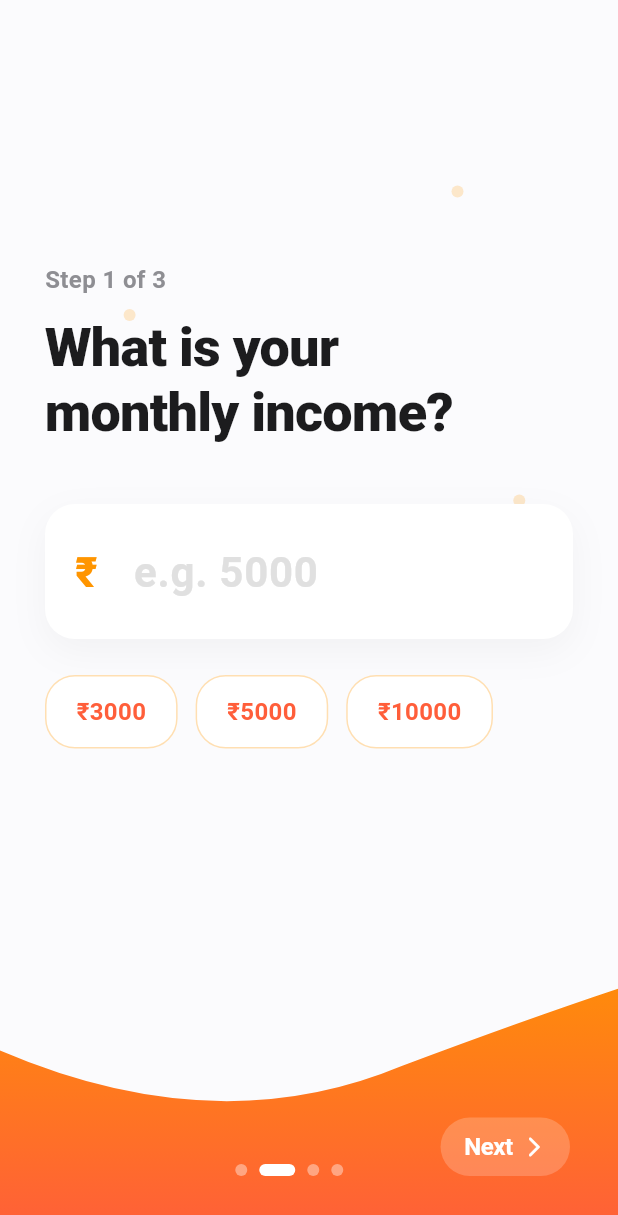
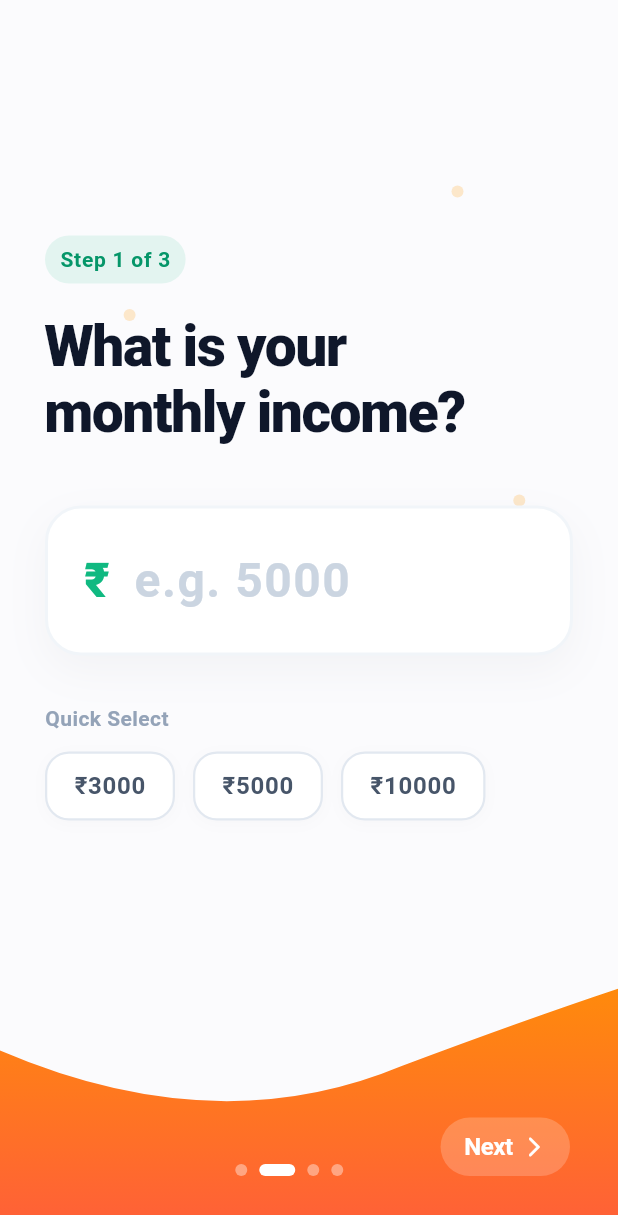
Before and after one commit to Madhab-Shit/hackthon__2026, a Flutter app: the screen it shows after launch, after a tap on "Start", on a phone screen of 412 x 824 dp. Shown: the top 1215 px of the screen. Run offline on Flutter 3.47's test engine with Material 3 defaults, Android fonts, the phone set to English and light mode, and no system bars; our stand-ins replace firebase_core; accounts and stored records are empty.

Commit message:
complete onbording screen

```diff
--- a/lib/screen/onbording_screen.dart
+++ b/lib/screen/onbording_screen.dart
@@ -1,6 +1,5 @@
 import 'package:flutter/material.dart';
 import 'package:flutter/cupertino.dart';
-
 
 // ------------------------------------------------------------------
 // 1. MAIN ONBOARDING CONTROLLER
@@ -179,7 +178,7 @@ class BaseWaveScreen extends StatelessWidget {
                             vertical: 8,
                           ),
                           decoration: BoxDecoration(
-                            color: Colors.white.withOpacity(0.2),
+                            color: Colors.white.withValues(alpha: 0.2),
                             borderRadius: BorderRadius.circular(20),
                           ),
                           child: Row(
@@ -219,7 +218,7 @@ class BaseWaveScreen extends StatelessWidget {
       width: 8,
       height: 8,
       decoration: BoxDecoration(
-        color: const Color(0xFFFF9500).withOpacity(0.2),
+        color: const Color(0xFFFF9500).withValues(alpha: 0.2),
         shape: BoxShape.circle,
       ),
     );
@@ -231,7 +230,7 @@ class BaseWaveScreen extends StatelessWidget {
       height: 8,
       width: isActive ? 24 : 8,
       decoration: BoxDecoration(
-        color: isActive ? Colors.white : Colors.white.withOpacity(0.4),
+        color: isActive ? Colors.white : Colors.white.withValues(alpha: 0.4),
         borderRadius: BorderRadius.circular(4),
       ),
     );
@@ -303,7 +302,7 @@ class WelcomeScreen extends StatelessWidget {
                     color: Colors.white,
                     boxShadow: [
                       BoxShadow(
-                        color: const Color(0xFFFF9500).withOpacity(0.15),
+                        color: const Color(0xFFFF9500).withValues(alpha: 0.15),
                         blurRadius: 50,
                         spreadRadius: 10,
                         offset: const Offset(0, 10),
@@ -323,7 +322,9 @@ class WelcomeScreen extends StatelessWidget {
                         ),
                         boxShadow: [
                           BoxShadow(
-                            color: const Color(0xFFFF5E3A).withOpacity(0.4),
+                            color: const Color(
+                              0xFFFF5E3A,
+                            ).withValues(alpha: 0.4),
                             blurRadius: 20,
                             offset: const Offset(0, 8),
                           ),
@@ -391,7 +392,7 @@ class WelcomeScreen extends StatelessWidget {
         borderRadius: BorderRadius.circular(18),
         boxShadow: [
           BoxShadow(
-            color: Colors.black.withOpacity(0.04),
+            color: Colors.black.withValues(alpha: 0.04),
             blurRadius: 20,
             spreadRadius: 2,
             offset: const Offset(0, 8),
@@ -404,7 +405,7 @@ class WelcomeScreen extends StatelessWidget {
 }
 
 // ------------------------------------------------------------------
-// 3. INCOME SCREEN
+// 3. INCOME SCREEN (PREMIUM UI UPDATE)
 // ------------------------------------------------------------------
 class IncomeScreen extends StatefulWidget {
   final Function(double) onNext;
@@ -418,6 +419,21 @@ class _IncomeScreenState extends State<IncomeScreen> {
   final TextEditingController _controller = TextEditingController();
 
   @override
+  void initState() {
+    super.initState();
+    // টেক্সট ফিল্ডে ম্যানুয়ালি কিছু লিখলেও যেন চিপসগুলোর সিলেকশন আপডেট হয়
+    _controller.addListener(() {
+      setState(() {});
+    });
+  }
+
+  @override
+  void dispose() {
+    _controller.dispose();
+    super.dispose();
+  }
+
+  @override
   Widget build(BuildContext context) {
     return BaseWaveScreen(
       pageIndex: 1,
@@ -426,67 +442,183 @@ class _IncomeScreenState extends State<IncomeScreen> {
         crossAxisAlignment: CrossAxisAlignment.start,
         mainAxisAlignment: MainAxisAlignment.center,
         children: [
-          const Text(
+          // Step Indicator
+          Container(
+            padding: const EdgeInsets.symmetric(horizontal: 10, vertical: 6),
+            decoration: BoxDecoration(
+              color: const Color(0xFF10B981).withOpacity(0.1),
+              borderRadius: BorderRadius.circular(20),
+            ),
+            child: const Text(
               "Step 1 of 3",
               style: TextStyle(
-              color: Color(0xFF8E8E93),
-              fontWeight: FontWeight.w600,
-              fontSize: 16,
+                color: Color(0xFF059669),
+                fontWeight: FontWeight.w700,
+                fontSize: 14,
+                letterSpacing: 0.5,
               ),
             ),
-          const SizedBox(height: 12),
+          ),
+          const SizedBox(height: 20),
+
+          // Main Headline
           const Text(
             "What is your\nmonthly income?",
             style: TextStyle(
-              fontSize: 36,
-              fontWeight: FontWeight.w800,
-              letterSpacing: -0.5,
-              height: 1.2,
-              color: Color(0xFF1C1C1E),
+              fontSize: 38,
+              fontWeight: FontWeight.w900,
+              letterSpacing: -1.0,
+              height: 1.15,
+              color: Color(0xFF0F172A), // Premium Dark Slate
             ),
           ),
           const SizedBox(height: 40),
 
+          // Premium Input Field
           _buildInputField(_controller, "e.g. 5000"),
-          const SizedBox(height: 24),
+          const SizedBox(height: 32),
 
+          // Animated Suggestion Chips
+          const Text(
+            "Quick Select",
+            style: TextStyle(
+              fontSize: 14,
+              fontWeight: FontWeight.w600,
+              color: Color(0xFF94A3B8), // Muted Slate
+              letterSpacing: 0.3,
+            ),
+          ),
+          const SizedBox(height: 12),
           Wrap(
             spacing: 12,
             runSpacing: 12,
-            children: ['3000', '5000', '10000']
-                .map(
-                  (val) => GestureDetector(
-                    onTap: () => setState(() => _controller.text = val),
-                    child: Container(
+            children: ['3000', '5000', '10000'].map((val) {
+              bool isSelected = _controller.text == val;
+
+              return GestureDetector(
+                onTap: () {
+                  // Haptic feedback could be added here
+                  _controller.text = val;
+                  // Move cursor to the end
+                  _controller.selection = TextSelection.fromPosition(
+                    TextPosition(offset: _controller.text.length),
+                  );
+                },
+                child: AnimatedContainer(
+                  duration: const Duration(milliseconds: 250),
+                  curve: Curves.easeOutCubic,
                   padding: const EdgeInsets.symmetric(
-                        horizontal: 20,
-                        vertical: 12,
+                    horizontal: 18,
+                    vertical: 10,
                   ),
                   decoration: BoxDecoration(
-                        color: Colors.white,
-                        borderRadius: BorderRadius.circular(20),
+                    color: isSelected ? const Color(0xFF059669) : Colors.white,
+                    borderRadius: BorderRadius.circular(16),
                     border: Border.all(
-                          color: const Color(0xFFFF9500).withOpacity(0.3),
+                      color: isSelected
+                          ? Colors.transparent
+                          : const Color(0xFFE2E8F0), // Very subtle grey border
+                      width: 1.5,
                     ),
+                    boxShadow: isSelected
+                        ? [
+                            BoxShadow(
+                              color: const Color(0xFF059669).withOpacity(0.3),
+                              blurRadius: 15,
+                              offset: const Offset(0, 6),
+                            ),
+                          ]
+                        : [
+                            BoxShadow(
+                              color: Colors.black.withOpacity(0.02),
+                              blurRadius: 8,
+                              offset: const Offset(0, 2),
+                            ),
+                          ],
                   ),
                   child: Text(
                     "₹$val",
-                        style: const TextStyle(
-                          color: Color(0xFFFF5E3A),
-                          fontWeight: FontWeight.w700,
+                    style: TextStyle(
+                      color: isSelected
+                          ? Colors.white
+                          : const Color(0xFF475569),
+                      fontWeight: isSelected
+                          ? FontWeight.w800
+                          : FontWeight.w600,
                       fontSize: 16,
+                      letterSpacing: 0.5,
                     ),
                   ),
                 ),
+              );
+            }).toList(),
           ),
-                )
-                .toList(),
-          ),
-          const SizedBox(height: 150), // Spacer for wave
+          const SizedBox(height: 120), // Spacer for wave
         ],
       ),
     );
   }
+}
+
+// ------------------------------------------------------------------
+// PREMIUM HELPER FOR INPUT FIELDS
+// ------------------------------------------------------------------
+Widget _buildInputField(
+  TextEditingController controller,
+  String hint, {
+  Function(String)? onChanged,
+}) {
+  return Container(
+    decoration: BoxDecoration(
+      color: Colors.white,
+      borderRadius: BorderRadius.circular(24), // Softer rounded corners
+      border: Border.all(
+        color: const Color(0xFFF1F5F9),
+        width: 2,
+      ), // Very subtle outline
+      boxShadow: [
+        BoxShadow(
+          color: const Color(0xFF0F172A).withOpacity(0.04), // Ultra soft shadow
+          blurRadius: 24,
+          spreadRadius: 0,
+          offset: const Offset(0, 10),
+        ),
+      ],
+    ),
+    child: TextField(
+      controller: controller,
+      keyboardType: TextInputType.number,
+      onChanged: onChanged,
+      style: const TextStyle(
+        fontSize: 32, // Slightly larger
+        fontWeight: FontWeight.w900,
+        color: Color(0xFF0F172A),
+        letterSpacing: 1.0,
+      ),
+      decoration: InputDecoration(
+        prefixIcon: const Padding(
+          padding: EdgeInsets.only(left: 24.0, right: 12.0),
+          child: Text(
+            "₹",
+            style: TextStyle(
+              fontSize: 32,
+              fontWeight: FontWeight.w800,
+              color: Color(0xFF10B981), // Emerald green currency symbol
+            ),
+          ),
+        ),
+        prefixIconConstraints: const BoxConstraints(minWidth: 0, minHeight: 0),
+        border: InputBorder.none,
+        contentPadding: const EdgeInsets.symmetric(vertical: 24),
+        hintText: hint,
+        hintStyle: const TextStyle(
+          color: Color(0xFFCBD5E1), // Softer hint color
+          fontWeight: FontWeight.w600,
+          letterSpacing: 1.0,
+        ),
+      ),
+    ),
+  );
 }
 
 // ------------------------------------------------------------------
@@ -553,13 +685,13 @@ class _BudgetScreenState extends State<BudgetScreen> {
               borderRadius: BorderRadius.circular(20),
               border: Border.all(
                 color: savings >= 0
-                    ? const Color(0xFF34C759).withOpacity(0.3)
-                    : const Color(0xFFFF3B30).withOpacity(0.3),
+                    ? const Color(0xFF34C759).withValues(alpha: 0.3)
+                    : const Color(0xFFFF3B30).withValues(alpha: 0.3),
                 width: 2,
               ),
               boxShadow: [
                 BoxShadow(
-                  color: Colors.black.withOpacity(0.02),
+                  color: Colors.black.withValues(alpha: 0.02),
                   blurRadius: 10,
                   offset: const Offset(0, 5),
                 ),
@@ -696,14 +828,16 @@ class _GoalScreenState extends State<GoalScreen> {
                       boxShadow: isActive
                           ? [
                               BoxShadow(
-                                color: const Color(0xFFFF5E3A).withOpacity(0.3),
+                                color: const Color(
+                                  0xFFFF5E3A,
+                                ).withValues(alpha: 0.3),
                                 blurRadius: 10,
                                 offset: const Offset(0, 4),
                               ),
                             ]
                           : [
                               BoxShadow(
-                                color: Colors.black.withOpacity(0.02),
+                                color: Colors.black.withValues(alpha: 0.02),
                                 blurRadius: 10,
                               ),
                             ],
@@ -752,60 +886,6 @@ class _GoalScreenState extends State<GoalScreen> {
       ),
     );
   }
-}
-
-// ------------------------------------------------------------------
-// HELPER FOR INPUT FIELDS
-// ------------------------------------------------------------------
-Widget _buildInputField(
-  TextEditingController controller,
-  String hint, {
-  Function(String)? onChanged,
-}) {
-  return Container(
-    decoration: BoxDecoration(
-      color: Colors.white,
-      borderRadius: BorderRadius.circular(20),
-      boxShadow: [
-        BoxShadow(
-          color: Colors.black.withOpacity(0.04),
-          blurRadius: 20,
-          offset: const Offset(0, 8),
-        ),
-      ],
-    ),
-    child: TextField(
-      controller: controller,
-      keyboardType: TextInputType.number,
-      onChanged: onChanged,
-      style: const TextStyle(
-        fontSize: 28,
-        fontWeight: FontWeight.w800,
-        color: Color(0xFF1C1C1E),
-      ),
-      decoration: InputDecoration(
-        prefixIcon: const Padding(
-          padding: EdgeInsets.symmetric(horizontal: 20.0),
-          child: Text(
-            "₹",
-            style: TextStyle(
-              fontSize: 28,
-              fontWeight: FontWeight.w800,
-              color: Color(0xFFFF9500),
-            ),
-          ),
-        ),
-        prefixIconConstraints: const BoxConstraints(minWidth: 0, minHeight: 0),
-        border: InputBorder.none,
-        contentPadding: const EdgeInsets.symmetric(vertical: 24),
-        hintText: hint,
-        hintStyle: TextStyle(
-          color: Colors.grey.shade300,
-          fontWeight: FontWeight.w600,
-        ),
-      ),
-    ),
-  );
 }
 
 // ------------------------------------------------------------------
@@ -860,7 +940,7 @@ class HomeDashboard extends StatelessWidget {
                 borderRadius: BorderRadius.circular(24),
                 boxShadow: [
                   BoxShadow(
-                    color: const Color(0xFFFF5E3A).withOpacity(0.3),
+                    color: const Color(0xFFFF5E3A).withValues(alpha: 0.3),
                     blurRadius: 20,
                     offset: const Offset(0, 10),
                   ),
@@ -897,7 +977,7 @@ class HomeDashboard extends StatelessWidget {
                 borderRadius: BorderRadius.circular(20),
                 boxShadow: [
                   BoxShadow(
-                    color: Colors.black.withOpacity(0.03),
+                    color: Colors.black.withValues(alpha: 0.03),
                     blurRadius: 15,
                   ),
                 ],
```
Also changed, not shown: pubspec.lock. Lines whose indentation alone changed are shown as unchanged.
